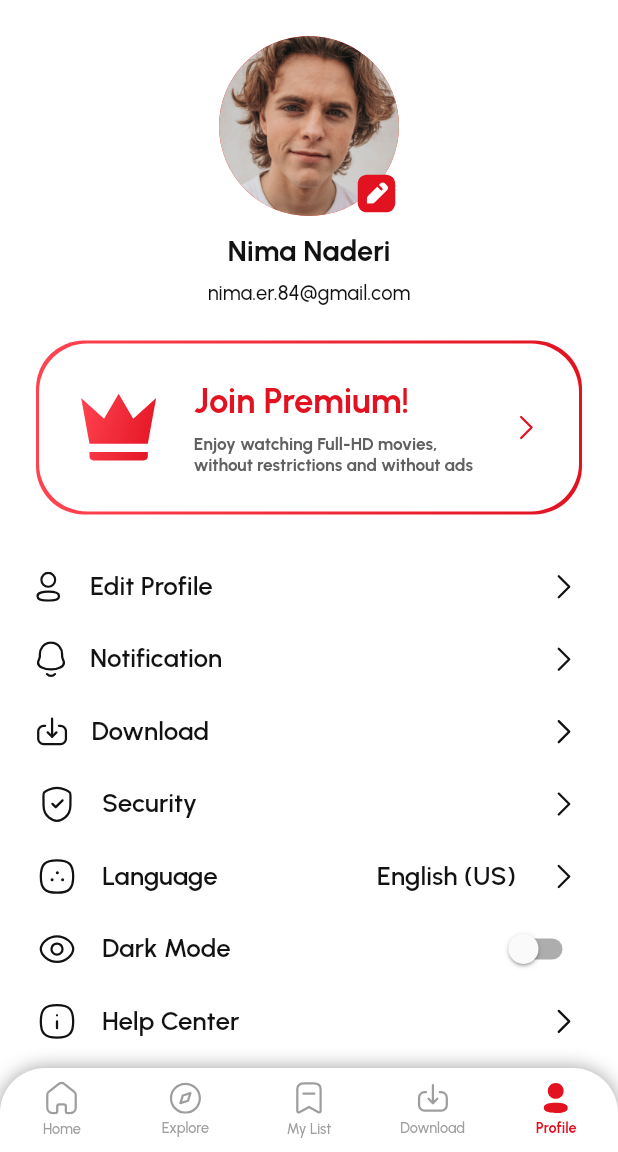
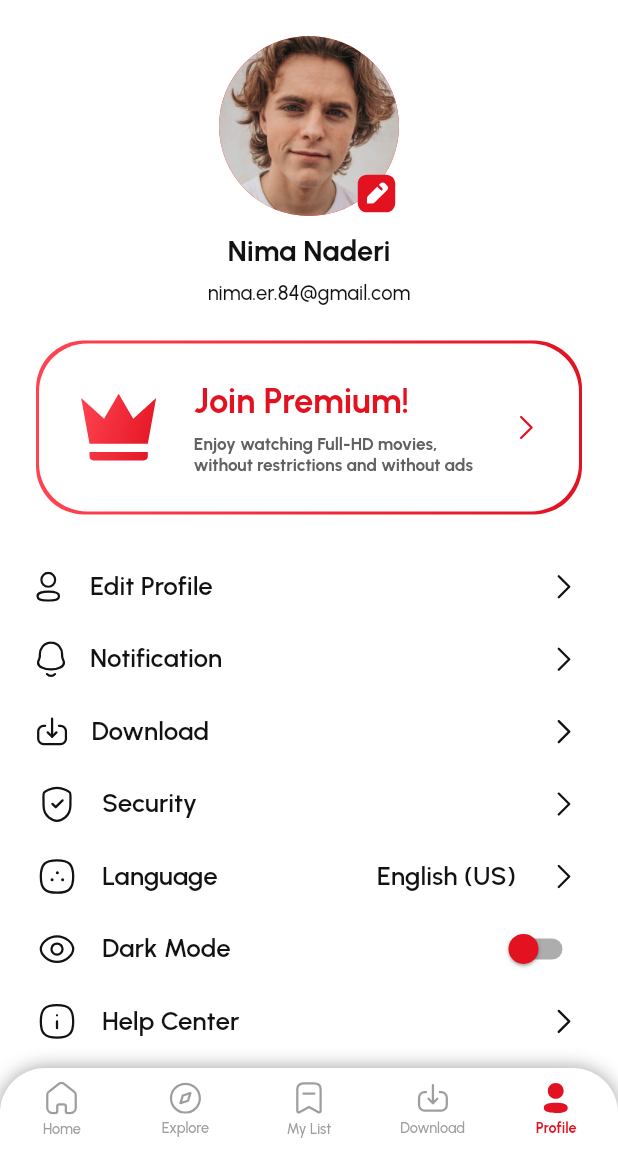
Before and after one commit to ThisIsNima01/mova, a Flutter app: the screen it shows after launch, item 5 of the bottom bar chosen, on a phone screen of 412 x 824 dp, the part 84-1236 px from its top. Run offline on Flutter 3.47's test engine with Material 2 defaults, Android fonts, the phone set to English and light mode, and no system bars; our stand-ins replace flutter_screenutil, flutter_svg, google_fonts, shared_preferences.

Commit message:
Fixed Bugs And Finished BottomNav Screens !

```diff
--- a/lib/config/theme/app_theme.dart
+++ b/lib/config/theme/app_theme.dart
@@ -101,8 +101,4 @@ class AppDynamicColorBuilder {
         : AppColors.grey400;
   }
 
-// static Color getGrey900AndWhite(BuildContext context) => Theme.of(context).brightness == ThemeMode.light ? AppColors.grey900 : AppColors.white;
-// static Color getGrey900AndWhite(BuildContext context) => Theme.of(context).brightness == ThemeMode.light ? AppColors.grey900 : AppColors.white;
-// static Color getGrey900AndWhite(BuildContext context) => Theme.of(context).brightness == ThemeMode.light ? AppColors.grey900 : AppColors.white;
-// static Color getGrey900AndWhite(BuildContext context) => Theme.of(context).brightness == ThemeMode.light ? AppColors.grey900 : AppColors.white;
 }
--- a/lib/screens/profile/profile_screen.dart
+++ b/lib/screens/profile/profile_screen.dart
@@ -1,4 +1,3 @@
-import 'package:animated_theme_switcher/animated_theme_switcher.dart';
 import 'package:flutter/material.dart';
 import 'package:flutter_screenutil/flutter_screenutil.dart';
 import 'package:flutter_svg/flutter_svg.dart';
@@ -78,12 +77,9 @@ class _ProfileScreenState extends State<ProfileScreen> {
                     padding: EdgeInsets.symmetric(horizontal: 24.w),
                     decoration: BoxDecoration(
                       borderRadius: BorderRadius.circular(32),
-                      color: MediaQuery
-                          .of(context)
-                          .platformBrightness ==
-                          Brightness.light
-                          ? Colors.white
-                          : theme.scaffoldBackgroundColor,
+                      color: themeNotifier.isDark
+                          ? theme.scaffoldBackgroundColor
+                          : AppColors.white,
                     ),
                     child: Row(
                       children: [
@@ -124,11 +120,12 @@ class _ProfileScreenState extends State<ProfileScreen> {
                   height: 24,
                 ),
                 SizedBox(
-                  height: MediaQuery
-                      .of(context)
-                      .size
-                      .height,
+                  // height: MediaQuery
+                  //     .of(context)
+                  //     .size
+                  //     .height,
                   child: ListView.builder(
+                    shrinkWrap: true,
                     physics: const NeverScrollableScrollPhysics(),
                     itemCount: 8,
                     itemBuilder: (context, index) =>
@@ -161,6 +158,7 @@ class _ProfileScreenState extends State<ProfileScreen> {
                               if (index == 5)
                                 Switch(
                                   activeColor: AppColors.white,
+                                  inactiveThumbColor: theme.primaryColor,
                                   activeTrackColor: theme.primaryColor,
                                   value: themeNotifier.isDark,
                                   onChanged: (value) {
--- a/pubspec.yaml
+++ b/pubspec.yaml
@@ -39,8 +39,6 @@ dependencies:
   flutter_screenutil: ^5.7.0
   flutter_svg: ^2.0.5
   device_preview: ^1.1.0
-  animated_theme_switcher: ^2.0.8
-  flutter_animated_theme: ^1.0.0
   shared_preferences: ^2.1.1
   provider: ^6.0.5
 
```
Also changed, not shown: lib/config/global/widgets/project_app_bar.dart (+9 -5 lines), lib/main.dart (+1 -10 lines), lib/screens/my_list/my_list_screen.dart (+8 -5 lines), pubspec.lock.
